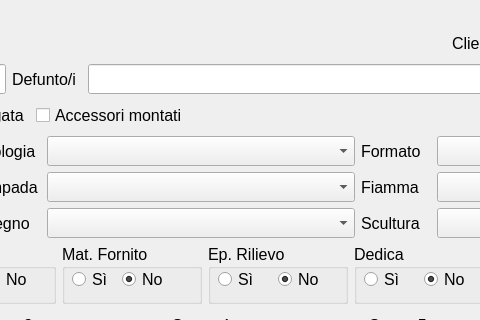
Above: Tomb.ui from LuigiCaradonna/funeraria before the change; both pictures show x 431 to 911 and y 0 to 320 of the 1200 by 690 pixel window. Below: the same form after it.
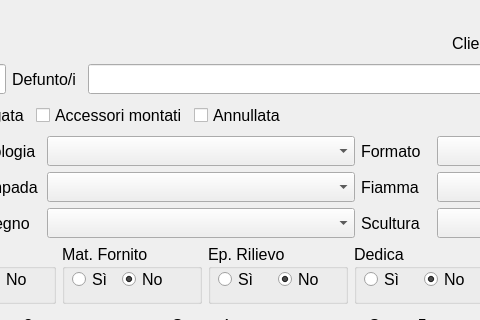
That is the form after the change.

Commit message: Added canceled state for tombs

Patch:
```diff
--- a/Tomb.ui
+++ b/Tomb.ui
@@ -379,6 +379,25 @@
          </property>
         </widget>
        </item>
+       <item>
+        <widget class="QCheckBox" name="chbCanceled">
+         <property name="minimumSize">
+          <size>
+           <width>0</width>
+           <height>30</height>
+          </size>
+         </property>
+         <property name="maximumSize">
+          <size>
+           <width>16777215</width>
+           <height>30</height>
+          </size>
+         </property>
+         <property name="text">
+          <string>Annullata</string>
+         </property>
+        </widget>
+       </item>
        <item>
         <spacer name="horizontalSpacer_3">
          <property name="orientation">
```
The commit also changes 5 other files.
